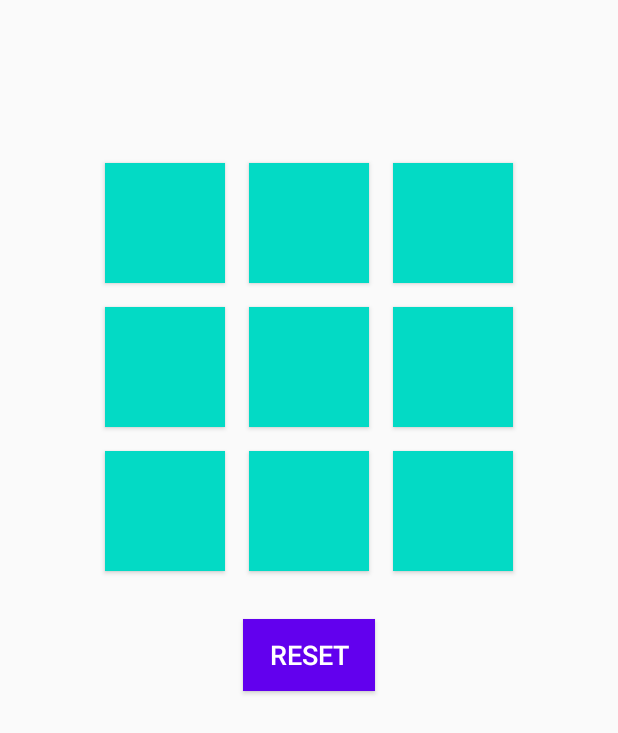
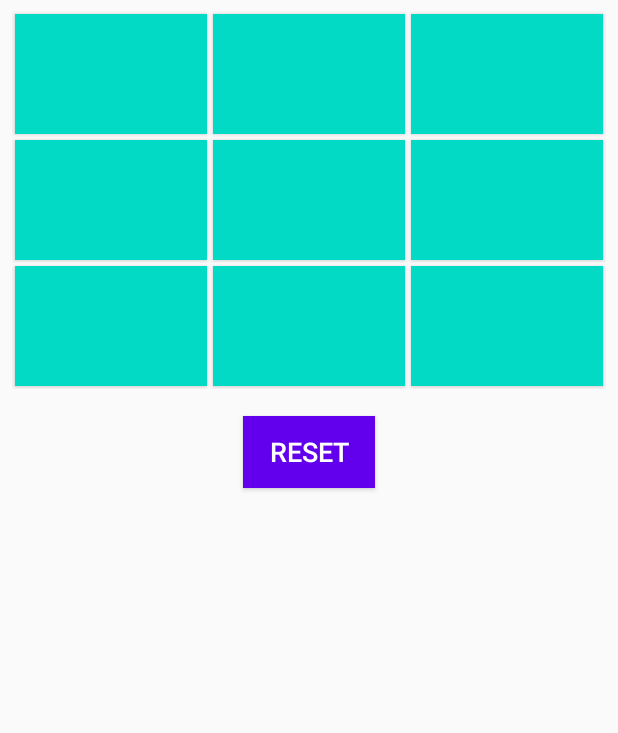
Before and after one commit to milindoka/TimeTable, an Android app: the layout adapter_pager.xml on its own in the app's theme, with its tools: preview values and no code run, on a phone screen of 412 x 824 dp. Shown: the top 733 px of the screen. Run offline under Robolectric (Android 15) with nearby library versions, the phone set to English and light mode, and no system bars.

Commit message:
Perfecting time table layout

```diff
--- a/app/src/main/java/in/org/ilugbom/PagerAdapter.java
+++ b/app/src/main/java/in/org/ilugbom/PagerAdapter.java
@@ -19,12 +19,12 @@ public class PagerAdapter extends RecyclerView.Adapter {
     private List<PagerM> pagerMList;
 
     class PagerViewHolder extends RecyclerView.ViewHolder {
-        private TextView txtDescription;
+
         private Button btnReset;
 
         public PagerViewHolder(@NonNull View itemView) {
             super(itemView);
-            txtDescription = itemView.findViewById(R.id.txtDescription);
+
             btnReset = itemView.findViewById(R.id.bReset);
         }
     }
@@ -44,7 +44,7 @@ public class PagerAdapter extends RecyclerView.Adapter {
     public void onBindViewHolder(@NonNull RecyclerView.ViewHolder holder, int position) {
         PagerViewHolder viewHolder = (PagerViewHolder) holder;
         PagerM pagerM = pagerMList.get(position);
-        viewHolder.txtDescription.setText(pagerM.getPagerDescription());
+
         viewHolder.btnReset.setText(pagerM.getPagerDescription());
     }
 
--- a/app/src/main/res/layout/activity_main.xml
+++ b/app/src/main/res/layout/activity_main.xml
@@ -23,6 +23,7 @@
     <androidx.viewpager2.widget.ViewPager2
         android:id="@+id/viewPager2"
         android:layout_width="match_parent"
+        app:layout_behavior="@string/appbar_scrolling_view_behavior"
         android:layout_height="match_parent"/>
 
 
--- a/app/src/main/res/layout/adapter_pager.xml
+++ b/app/src/main/res/layout/adapter_pager.xml
@@ -1,13 +1,13 @@
 <?xml version="1.0" encoding="utf-8"?>
 <RelativeLayout xmlns:android="http://schemas.android.com/apk/res/android"
+    xmlns:app="http://schemas.android.com/apk/res-auto"
     android:id="@+id/activity_main"
     android:layout_width="match_parent"
     android:layout_height="match_parent"
     android:paddingBottom="5sp"
     android:paddingLeft="5sp"
     android:paddingRight="5sp"
-    android:paddingTop="20sp"
-    >
+    android:paddingTop="5sp">
 
     <!--Table Layout with 3 rows and each row with 3 buttons-->
     <TableLayout
@@ -15,10 +15,10 @@
         android:layout_width="wrap_content"
         android:layout_height="wrap_content"
         android:layout_centerHorizontal="true"
-        android:layout_below="@+id/txtDescription"
+        android:stretchColumns="*"
         android:rowCount="3"
         android:columnCount="3"
-        android:padding="8dp"
+        android:padding="2dp"
         >
 
         <!--Row 1-->
@@ -32,7 +32,7 @@
                 android:textColor="#FFFFFF"
                 android:background="@color/colorAccent"
                 android:gravity="center"
-                android:layout_margin="8dp"
+                android:layout_margin="2dp"
                 style="@style/Widget.AppCompat.Button"
                 />
 
@@ -44,7 +44,7 @@
                 android:textColor="#FFFFFF"
                 android:background="@color/colorAccent"
                 android:gravity="center"
-                android:layout_margin="8dp"
+                android:layout_margin="2dp"
                 style="@style/Widget.AppCompat.Button"
                 />
 
@@ -56,7 +56,7 @@
                 android:textColor="#FFFFFF"
                 android:background="@color/colorAccent"
                 android:gravity="center"
-                android:layout_margin="8dp"
+                android:layout_margin="2dp"
                 style="@style/Widget.AppCompat.Button"
                 />
 
@@ -73,7 +73,7 @@
                 android:textColor="#FFFFFF"
                 android:background="@color/colorAccent"
                 android:gravity="center"
-                android:layout_margin="8dp"
+                android:layout_margin="2dp"
                 style="@style/Widget.AppCompat.Button"
                 />
 
@@ -85,7 +85,7 @@
                 android:textColor="#FFFFFF"
                 android:background="@color/colorAccent"
                 android:gravity="center"
-                android:layout_margin="8dp"
+                android:layout_margin="2dp"
                 style="@style/Widget.AppCompat.Button"
                 />
 
@@ -97,7 +97,7 @@
                 android:textColor="#FFFFFF"
                 android:background="@color/colorAccent"
                 android:gravity="center"
-                android:layout_margin="8dp"
+                android:layout_margin="2dp"
                 style="@style/Widget.AppCompat.Button"
                 />
 
@@ -114,7 +114,7 @@
                 android:textColor="#FFFFFF"
                 android:background="@color/colorAccent"
                 android:gravity="center"
-                android:layout_margin="8dp"
+                android:layout_margin="2dp"
                 style="@style/Widget.AppCompat.Button"
                 />
 
@@ -126,7 +126,7 @@
                 android:textColor="#FFFFFF"
                 android:background="@color/colorAccent"
                 android:gravity="center"
-                android:layout_margin="8dp"
+                android:layout_margin="2dp"
                 style="@style/Widget.AppCompat.Button"
                 />
 
@@ -138,25 +138,13 @@
                 android:textColor="#FFFFFF"
                 android:background="@color/colorAccent"
                 android:gravity="center"
-                android:layout_margin="8dp"
+                android:layout_margin="2dp"
                 style="@style/Widget.AppCompat.Button"
                 />
 
         </TableRow>
 
     </TableLayout>
-
-    <!--TextView to show user turns and winner-->
-    <TextView
-        android:id="@+id/txtDescription"
-        android:layout_width="wrap_content"
-        android:layout_height="wrap_content"
-        android:textColor="#424242"
-        android:textSize="18sp"
-        android:layout_centerHorizontal="true"
-        android:layout_margin="16dp"
-        android:padding="8dp"
-        />
 
     <!--Button to reset game board-->
     <Button
@@ -166,7 +154,7 @@
         android:layout_below="@+id/glGameBoard"
         android:layout_centerHorizontal="true"
         android:layout_margin="16dp"
-        android:padding="8dp"
+        android:padding="2dp"
         android:text="RESET"
         android:textSize="18sp"
         android:textColor="#FFFFFF"
```
